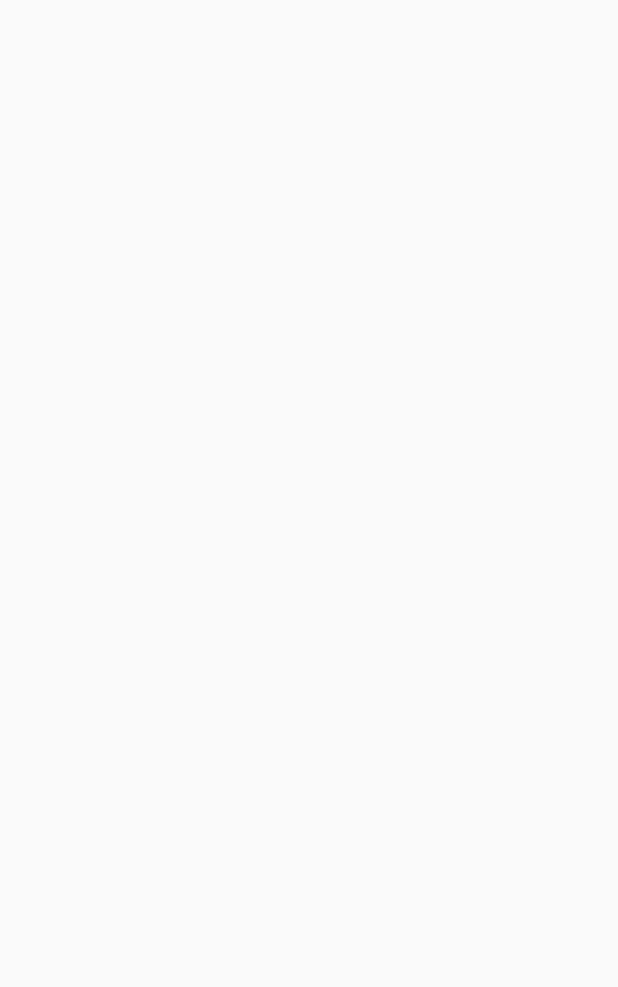
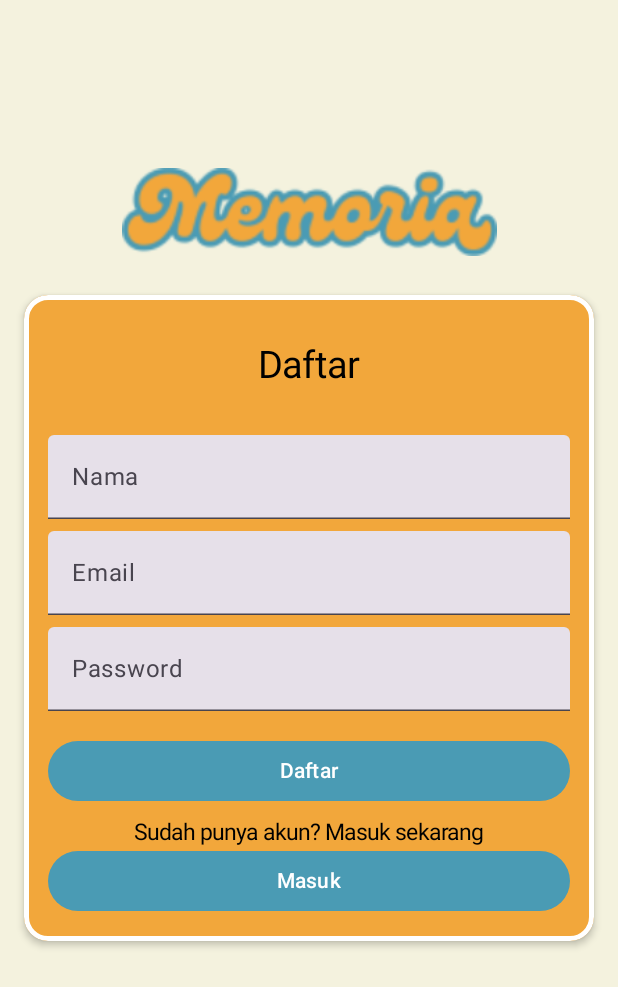
Before and after one commit to delon-nazara/campus-project-cc-end-semester, an Android app built with Jetpack Compose: the REGISTER_SCREEN screen opened through its navigation route, on a phone screen of 412 x 824 dp. Before the commit the part shown is empty. Shown: the top 987 px of the screen. Run offline under Robolectric (Android 15) with nearby library versions, the phone set to English and light mode, and no system bars.

Commit message:
Update register screen navigation

```diff
--- /dev/null
+++ b/app/src/main/java/com/example/proyekakhircloudcomputing/ui/screen/RegisterScreen.kt
@@ -0,0 +1,124 @@
+package com.example.proyekakhircloudcomputing.ui.screen
+
+import androidx.compose.foundation.Image
+import androidx.compose.foundation.background
+import androidx.compose.foundation.border
+import androidx.compose.foundation.layout.Box
+import androidx.compose.foundation.layout.Column
+import androidx.compose.foundation.layout.Spacer
+import androidx.compose.foundation.layout.fillMaxSize
+import androidx.compose.foundation.layout.fillMaxWidth
+import androidx.compose.foundation.layout.height
+import androidx.compose.foundation.layout.padding
+import androidx.compose.foundation.layout.size
+import androidx.compose.foundation.layout.wrapContentWidth
+import androidx.compose.foundation.shape.RoundedCornerShape
+import androidx.compose.material3.Button
+import androidx.compose.material3.ButtonDefaults
+import androidx.compose.material3.Text
+import androidx.compose.material3.TextField
+import androidx.compose.runtime.Composable
+import androidx.compose.runtime.mutableStateOf
+import androidx.compose.runtime.remember
+import androidx.compose.ui.Alignment
+import androidx.compose.ui.Modifier
+import androidx.compose.ui.draw.clip
+import androidx.compose.ui.draw.shadow
+import androidx.compose.ui.graphics.Color
+import androidx.compose.ui.res.colorResource
+import androidx.compose.ui.res.painterResource
+import androidx.compose.ui.tooling.preview.Preview
+import androidx.compose.ui.unit.dp
+import androidx.compose.ui.unit.sp
+import com.example.proyekakhircloudcomputing.R
+
+@Preview
+@Composable
+fun RegisterScreen(
+    onRegisterButtonClicked: (String, String) -> Unit = { _, _ -> },
+    onLoginButtonClicked: () -> Unit = {}
+) {
+    val fullName = remember { mutableStateOf("") }
+    val email = remember { mutableStateOf("") }
+    val password = remember { mutableStateOf("") }
+
+    Image(
+        painter = painterResource(id = R.drawable.title),
+        contentDescription = null,
+        modifier = Modifier.size(250.dp)
+    )
+    Box(
+        modifier = Modifier
+            .fillMaxSize()
+            .background(colorResource(R.color.yellow_background))
+            .padding(16.dp)
+
+    )
+    {   Image(
+        painter = painterResource(id = R.drawable.title),
+        contentDescription = null,
+        modifier = Modifier
+            .size(250.dp)
+            .align(Alignment.TopCenter)
+    )
+        Column(
+            modifier = Modifier
+                .shadow(3.dp, shape = RoundedCornerShape(16.dp))
+                .border(3.dp, Color.White, shape = RoundedCornerShape(16.dp))
+                .clip(RoundedCornerShape(16.dp))
+                .wrapContentWidth()
+                .align(alignment = Alignment.Center)
+                .background(colorResource(R.color.orange))
+                .padding(16.dp),
+        )
+        {
+
+            Text(text = "Daftar", fontSize = 25.sp, color = Color.Black, modifier = Modifier.align(
+                Alignment.CenterHorizontally).padding(all = 16.dp))
+            Spacer(modifier = Modifier.height(16.dp))
+            TextField(
+                value = fullName.value,
+                onValueChange = { fullName.value = it },
+                label = { Text("Nama") },
+                modifier = Modifier.fillMaxWidth()
+            )
+            Spacer(modifier = Modifier.height(8.dp))
+            TextField(
+                value = email.value,
+                onValueChange = { email.value = it },
+                label = { Text("Email") },
+                modifier = Modifier.fillMaxWidth()
+            )
+            Spacer(modifier = Modifier.height(8.dp))
+            TextField(
+                value = password.value,
+                onValueChange = { password.value = it },
+                label = { Text("Password") },
+                modifier = Modifier.fillMaxWidth()
+            )
+            Spacer(modifier = Modifier.height(16.dp))
+            Button(
+
+                onClick = { onRegisterButtonClicked(email.value, password.value) },
+                colors = ButtonDefaults.buttonColors(colorResource(R.color.blue_main)),
+                modifier = Modifier.fillMaxWidth()
+            ) {
+                Text(text = "Daftar")
+            }
+            Spacer(modifier = Modifier.height(8.dp)
+
+            )
+
+            Text(text = "Sudah punya akun? Masuk sekarang", color = Color.Black, fontSize = 15.sp, modifier = Modifier.align(
+                Alignment.CenterHorizontally))
+
+            Button(onClick = onLoginButtonClicked, modifier = Modifier.fillMaxWidth(),colors = ButtonDefaults.buttonColors(
+                colorResource(
+                R.color.blue_main
+            )
+            )) {
+                Text(text = "Masuk")
+            }
+        }
+    }
+}
--- a/app/src/main/java/com/example/proyekakhircloudcomputing/ui/screen/archive/SignUpActivity.kt
+++ b/app/src/main/java/com/example/proyekakhircloudcomputing/ui/screen/archive/RegisterScreenOld.kt
@@ -1,9 +1,5 @@
 package com.example.proyekakhircloudcomputing.ui.screen.archive
 
-import android.content.Intent
-import android.os.Bundle
-import androidx.activity.ComponentActivity
-import androidx.activity.compose.setContent
 import androidx.compose.foundation.Image
 import androidx.compose.foundation.background
 import androidx.compose.foundation.border
@@ -31,12 +27,18 @@ import androidx.compose.ui.draw.shadow
 import androidx.compose.ui.graphics.Color
 import androidx.compose.ui.res.colorResource
 import androidx.compose.ui.res.painterResource
+import androidx.compose.ui.tooling.preview.Preview
 import androidx.compose.ui.unit.dp
 import androidx.compose.ui.unit.sp
 import com.example.proyekakhircloudcomputing.R
 
+@Preview
 @Composable
-fun SignUpScreen(onSignUpClick: (String, String) -> Unit, onLoginClick: () -> Unit, onBackClick: () -> Unit) {
+fun RegisterScreenOld(
+    onSignUpClick: (String, String) -> Unit = { _, _ -> },
+    onLoginClick: () -> Unit = {},
+    onBackClick: () -> Unit = {}
+) {
     var fullName = remember { mutableStateOf("") }
     var email = remember { mutableStateOf("") }
     var password = remember { mutableStateOf("") }
--- a/app/src/main/java/com/example/proyekakhircloudcomputing/utils/NavigationComponent.kt
+++ b/app/src/main/java/com/example/proyekakhircloudcomputing/utils/NavigationComponent.kt
@@ -6,6 +6,7 @@ import androidx.navigation.compose.NavHost
 import androidx.navigation.compose.composable
 import com.example.proyekakhircloudcomputing.data.source.Route
 import com.example.proyekakhircloudcomputing.ui.screen.LoginScreen
+import com.example.proyekakhircloudcomputing.ui.screen.RegisterScreen
 import com.example.proyekakhircloudcomputing.ui.screen.WelcomeScreen
 
 @Composable
@@ -21,10 +22,18 @@ fun NavigationComponent(
         composable(Route.WELCOME_SCREEN.name) {
             WelcomeScreen(
                 onLoginButtonClicked = {
-                    navController.navigate(Route.LOGIN_SCREEN.name)
+                    navController.navigate(Route.LOGIN_SCREEN.name) {
+                        popUpTo(Route.LOGIN_SCREEN.name) {
+                            inclusive = true
+                        }
+                    }
                 },
                 onRegisterButtonClicked = {
-                    navController.navigate(Route.REGISTER_SCREEN.name)
+                    navController.navigate(Route.REGISTER_SCREEN.name) {
+                        popUpTo(Route.REGISTER_SCREEN.name) {
+                            inclusive = true
+                        }
+                    }
                 }
             )
         }
@@ -33,14 +42,26 @@ fun NavigationComponent(
         composable(Route.LOGIN_SCREEN.name) {
             LoginScreen(
                 onRegisterButtonClicked = {
-                    navController.navigate(Route.REGISTER_SCREEN.name)
+                    navController.navigate(Route.REGISTER_SCREEN.name) {
+                        popUpTo(Route.REGISTER_SCREEN.name) {
+                            inclusive = true
+                        }
+                    }
                 }
             )
         }
 
         // Route register screen
         composable(Route.REGISTER_SCREEN.name) {
-
+            RegisterScreen(
+                onLoginButtonClicked = {
+                    navController.navigate(Route.LOGIN_SCREEN.name) {
+                        popUpTo(Route.LOGIN_SCREEN.name) {
+                            inclusive = true
+                        }
+                    }
+                }
+            )
         }
     }
 }
```
